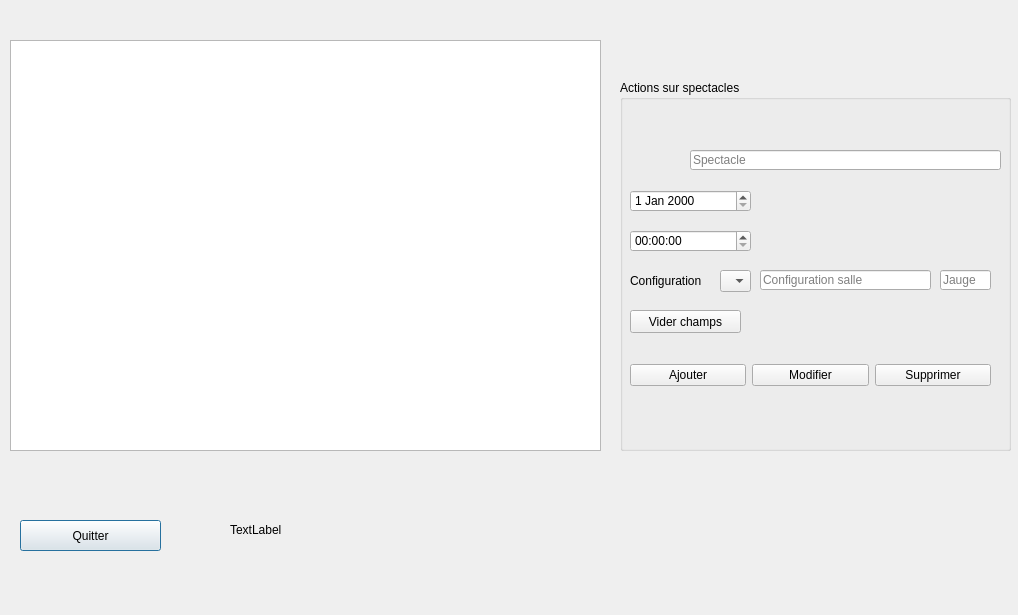
Above: FestiClicC/spectacles.ui from FestiClic/FestiClic3 before the change. Below: the same form after it.
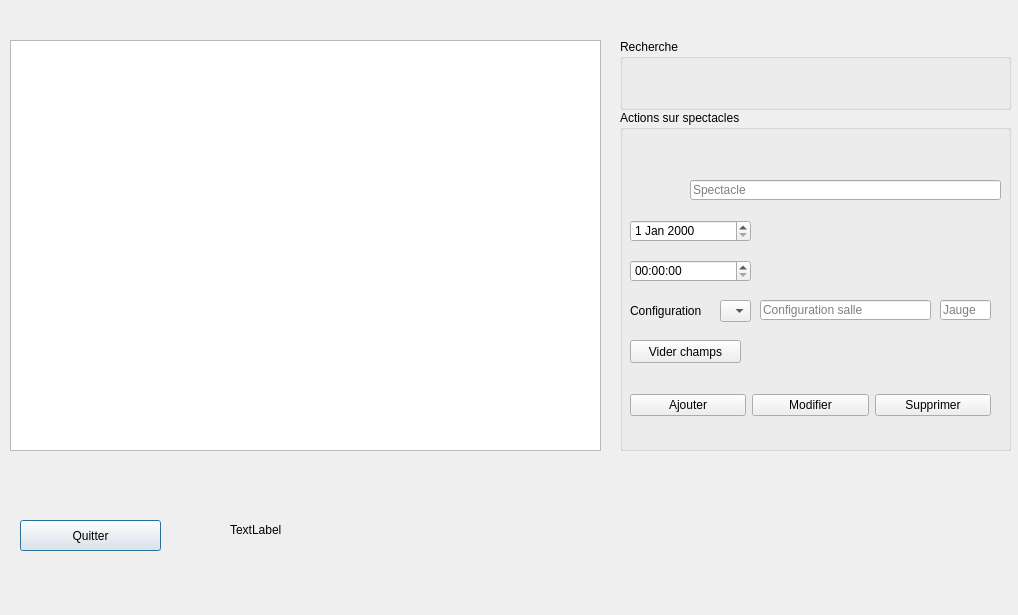
That is the form after the change.

```diff
--- a/FestiClicC/spectacles.ui
+++ b/FestiClicC/spectacles.ui
@@ -40,9 +40,9 @@
    <property name="geometry">
     <rect>
      <x>620</x>
-     <y>80</y>
+     <y>110</y>
      <width>391</width>
-     <height>371</height>
+     <height>341</height>
     </rect>
    </property>
    <property name="title">
@@ -203,6 +203,19 @@
     <string>TextLabel</string>
    </property>
   </widget>
+  <widget class="QGroupBox" name="groupBox_2">
+   <property name="geometry">
+    <rect>
+     <x>620</x>
+     <y>39</y>
+     <width>391</width>
+     <height>71</height>
+    </rect>
+   </property>
+   <property name="title">
+    <string>Recherche</string>
+   </property>
+  </widget>
  </widget>
  <resources/>
  <connections/>
```
